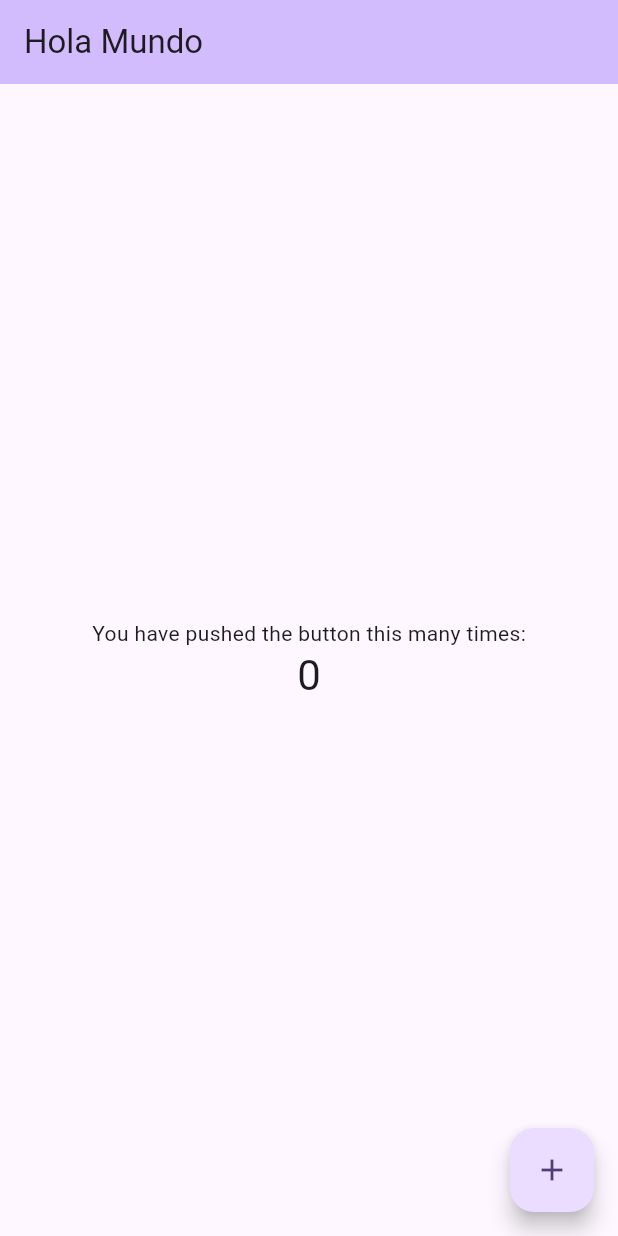
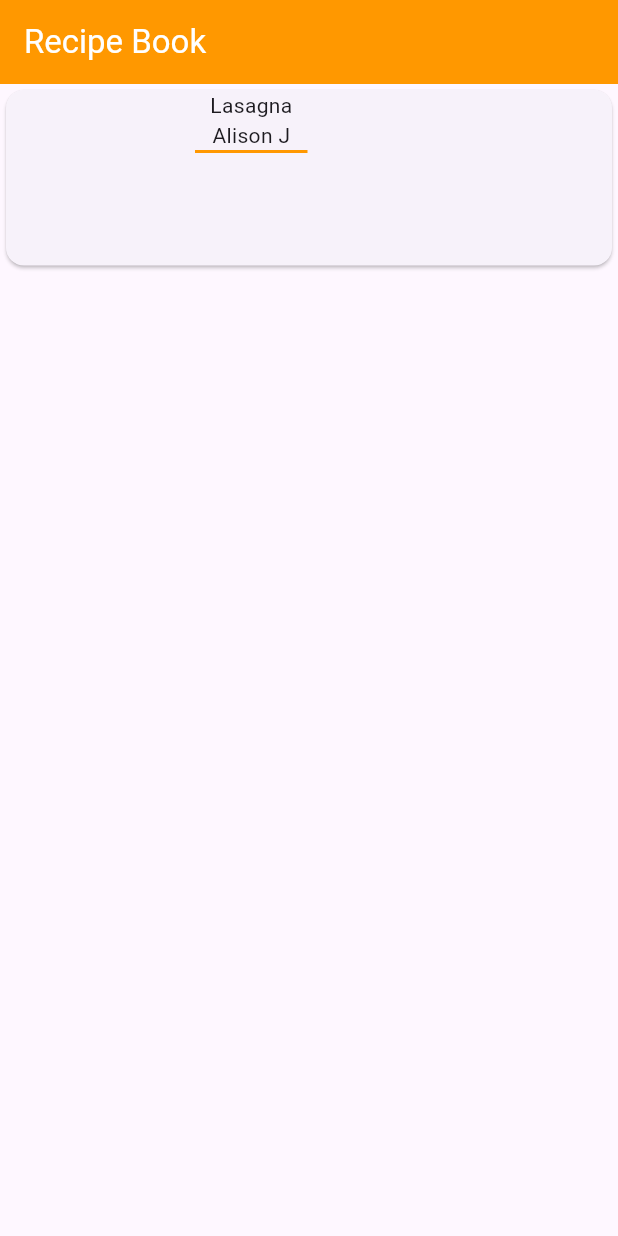
Before and after one commit to oigomezz/cursos-platzi, a Flutter app: the screen it shows after launch, on a phone screen of 412 x 824 dp. Run offline on Flutter 3.47's test engine with Material 3 defaults, Android fonts, the phone set to English and light mode, and no system bars.

Commit message:
✨ Widgets Stateless en Flutter

```diff
--- a/Curso-de-Flutter/repice_book/lib/main.dart
+++ b/Curso-de-Flutter/repice_book/lib/main.dart
@@ -7,56 +7,49 @@ class MyApp extends StatelessWidget {
 
   @override
   Widget build(BuildContext context) {
-    return MaterialApp(
-      title: 'Flutter Demo',
-      theme: ThemeData(
-        colorScheme: ColorScheme.fromSeed(seedColor: Colors.deepPurple),
-      ),
-      home: const MyHomePage(title: 'Hola Mundo'),
+    return const MaterialApp(
+      debugShowCheckedModeBanner: false,
+      title: 'Hola Mundo',
+      home: RecipeBook(),
     );
   }
 }
 
-class MyHomePage extends StatefulWidget {
-  const MyHomePage({super.key, required this.title});
-  final String title;
-
-  @override
-  State<MyHomePage> createState() => _MyHomePageState();
-}
-
-class _MyHomePageState extends State<MyHomePage> {
-  int _counter = 0;
-
-  void _incrementCounter() {
-    setState(() {
-      _counter++;
-    });
-  }
+class RecipeBook extends StatelessWidget {
+  const RecipeBook({super.key});
 
   @override
   Widget build(BuildContext context) {
     return Scaffold(
       appBar: AppBar(
-        backgroundColor: Theme.of(context).colorScheme.inversePrimary,
-        title: Text(widget.title),
+        backgroundColor: Colors.orange,
+        title: Text('Recipe Book', style: TextStyle(color: Colors.white)),
       ),
-      body: Center(
-        child: Column(
-          mainAxisAlignment: MainAxisAlignment.center,
-          children: <Widget>[
-            const Text('You have pushed the button this many times:'),
-            Text(
-              '$_counter',
-              style: Theme.of(context).textTheme.headlineMedium,
-            ),
-          ],
+      body: SizedBox(
+        width: MediaQuery.of(context).size.width,
+        height: 125,
+        child: Card(
+          child: Row(
+            children: <Widget>[
+              SizedBox(
+                height: 125,
+                width: 100,
+                child: ClipRRect(
+                  borderRadius: BorderRadius.circular(10),
+                  child: Container(),
+                ),
+              ),
+              SizedBox(width: 26),
+              Column(
+                children: <Widget>[
+                  Text('Lasagna'),
+                  Text('Alison J'),
+                  Container(height: 2, width: 75, color: Colors.orange),
+                ],
+              ),
+            ],
+          ),
         ),
-      ),
-      floatingActionButton: FloatingActionButton(
-        onPressed: _incrementCounter,
-        tooltip: 'Increment',
-        child: const Icon(Icons.add),
       ),
     );
   }
```
Also changed, not shown: 1 other file.
